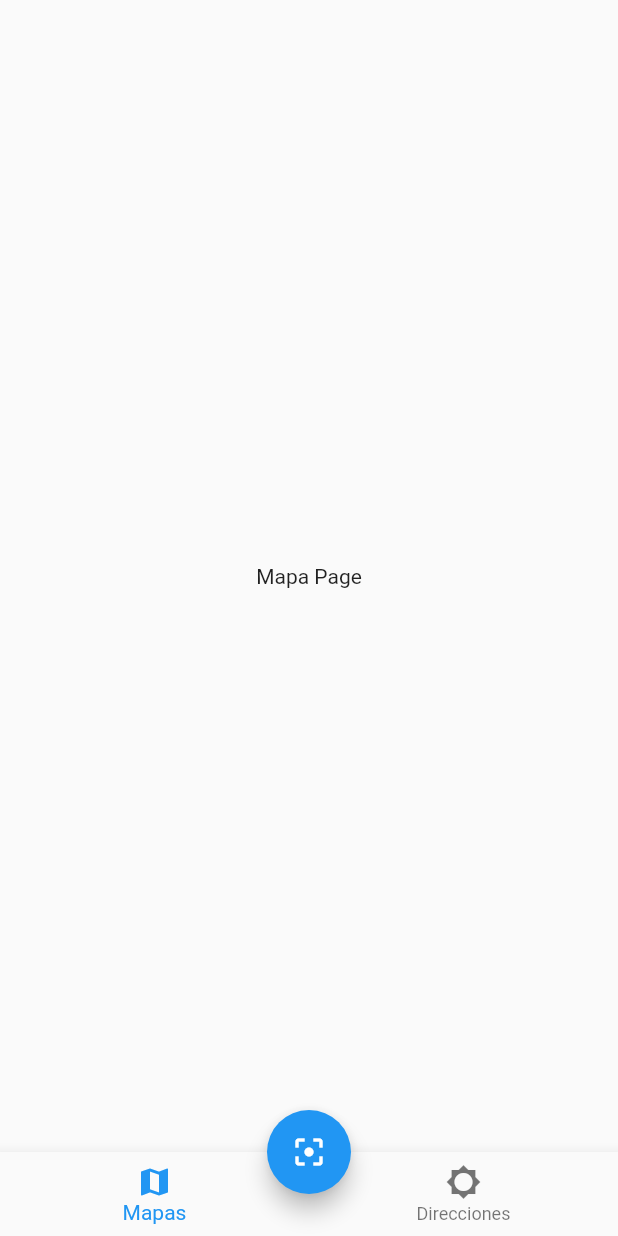
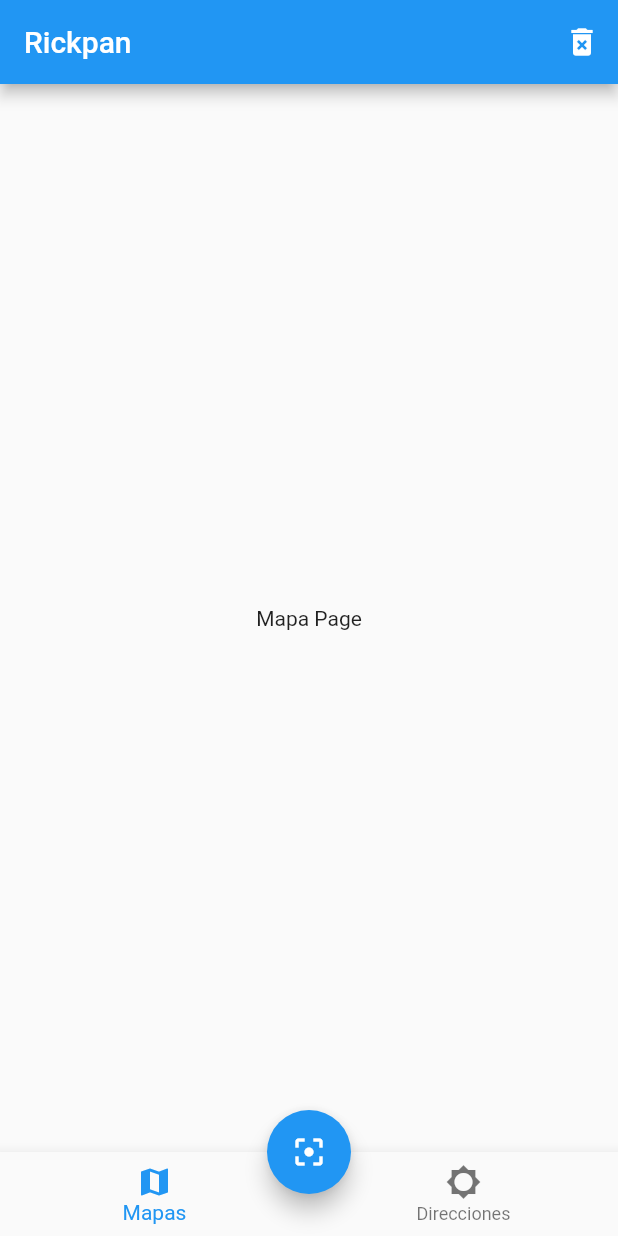
Before and after one commit to smarriagac/inventory_app, a Flutter app: the screen it shows after launch, on a phone screen of 412 x 824 dp. Run offline on Flutter 3.47's test engine with Material 2 defaults, Android fonts, the light colour scheme and no system bars.

Commit message:
float button y boton de la barra

```diff
--- a/lib/src/pages/home_page.dart
+++ b/lib/src/pages/home_page.dart
@@ -13,6 +13,15 @@ class _HomePageState extends State<HomePage> {
   @override
   Widget build(BuildContext context) {
     return Scaffold(
+      appBar: AppBar(
+        title: Text('Rickpan'),
+        actions: [
+          IconButton(
+            icon: Icon(Icons.delete_forever),
+            onPressed: () {},
+          )
+        ],
+      ),
       body: _cargarPage(currentIndex),
       bottomNavigationBar: _crearBottomNavigationBar(),
       floatingActionButtonLocation: FloatingActionButtonLocation.centerDocked,
```
